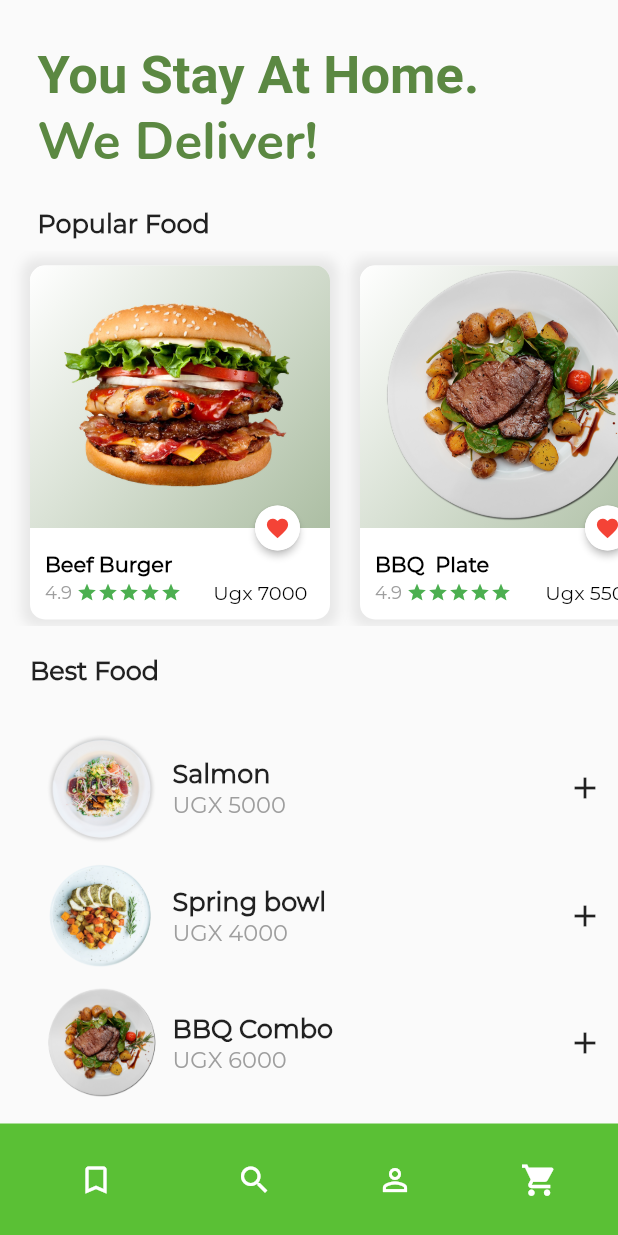
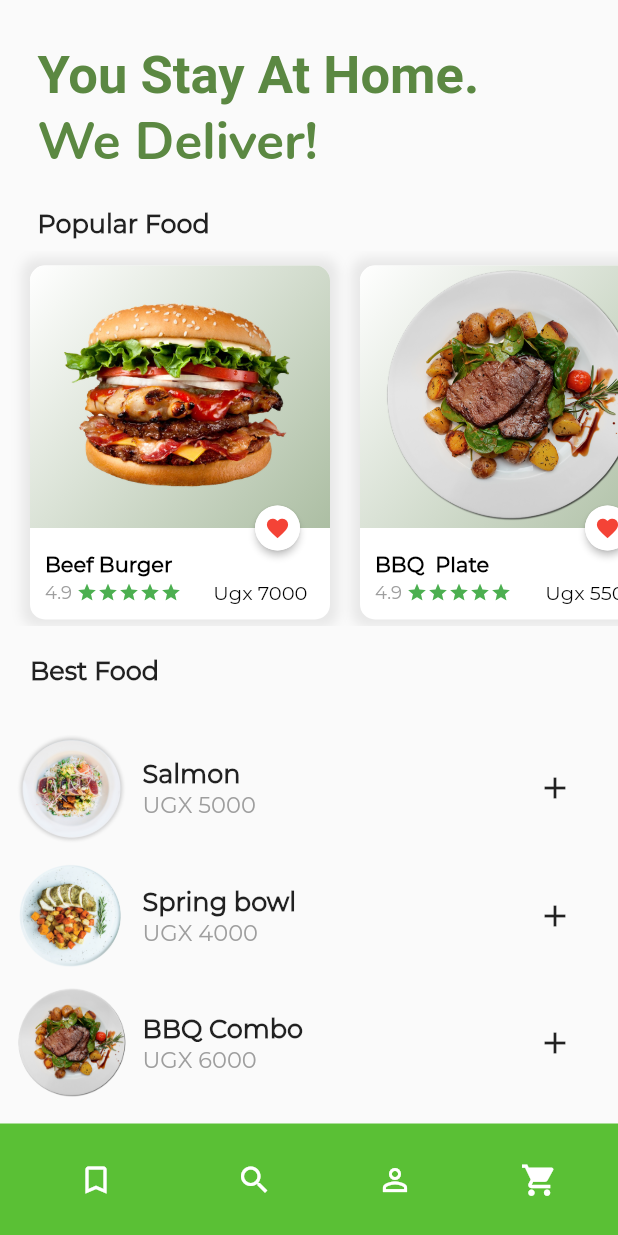
Before and after one commit to patrickhamzaokello/OfficialZodongoFoods, a Flutter app: the MyHomePage screen opened directly, on a phone screen of 412 x 824 dp. Run offline on Flutter 3.47's test engine with Material 2 defaults, Android fonts, the phone set to English and light mode, and no system bars; missing offline and left inert: keyboard_visibility; Roboto replaces fonts that are missing (Futur); project files that could hold a hidden picture were left out.

Commit message:
basket done

```diff
--- a/lib/Browse.dart
+++ b/lib/Browse.dart
@@ -129,7 +129,7 @@ class _MyHomePageState extends State<MyHomePage> {
           ListView(
               shrinkWrap: true,
               physics: const NeverScrollableScrollPhysics(),
-              padding: EdgeInsets.only(left: 20.0),
+              padding: EdgeInsets.only(right: 20.0),
               children: [
                 _buildFoodItem('assets/plate1.png', 'Salmon', '\UGX 5000',
                     'The Best Beef Burger in the Land'),
```
